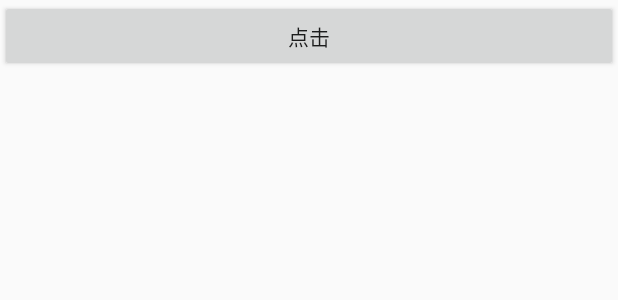
After one commit to jara0705/Retrofit_Rxjava_OKHttp_Demo, an Android app: the layout activity_rx_java2.xml on its own in the app's theme, with its tools: preview values and no code run, on a phone screen of 412 x 824 dp. The commit adds this screen. Shown: the top 300 px of the screen. Run offline under Robolectric (Android 15) with nearby library versions, the phone set to English and light mode, and no system bars.

Commit message:
增加Rxjava2支持

```diff
--- a/app/src/main/AndroidManifest.xml
+++ b/app/src/main/AndroidManifest.xml
@@ -18,9 +18,9 @@
                 <category android:name="android.intent.category.LAUNCHER"/>
             </intent-filter>
         </activity>
-
         <activity android:name=".OkHttpActivity">
-
+        </activity>
+        <activity android:name=".RxJava2Activity">
         </activity>
     </application>
 
--- a/app/src/main/java/com/jara/retrofit_rxjava_okhttp_demo/OkHttpActivity.java
+++ b/app/src/main/java/com/jara/retrofit_rxjava_okhttp_demo/OkHttpActivity.java
@@ -59,7 +59,7 @@ public class OkHttpActivity extends AppCompatActivity {
                         InputStream is = responseBody.byteStream();
                         Bitmap bitmap = BitmapFactory.decodeStream(is);
                         ByteArrayOutputStream baos = new ByteArrayOutputStream();
-                        bitmap.compress(Bitmap.CompressFormat.PNG, 100, baos);
+                        bitmap.compress(Bitmap.CompressFormat.WEBP, 100, baos);
                         Glide.with(OkHttpActivity.this).load(baos.toByteArray()).into(imageView);
                         try {
                             responseBody.close();
--- /dev/null
+++ b/app/src/main/res/layout/activity_rx_java2.xml
@@ -0,0 +1,15 @@
+<?xml version="1.0" encoding="utf-8"?>
+<LinearLayout
+        xmlns:android="http://schemas.android.com/apk/res/android"
+        xmlns:tools="http://schemas.android.com/tools"
+        android:layout_width="match_parent"
+        android:layout_height="match_parent"
+        tools:context="com.jara.retrofit_rxjava_okhttp_demo.RxJava2Activity">
+
+    <Button
+            android:id="@+id/button"
+            android:text="点击"
+            android:layout_width="match_parent"
+            android:layout_height="wrap_content"/>
+
+</LinearLayout>
```
Also changed, not shown: app/build.gradle (+6 -1 lines), app/src/main/java/com/jara/retrofit_rxjava_okhttp_demo/MainActivity.java (+11 -0 lines), app/src/main/java/com/jara/retrofit_rxjava_okhttp_demo/RxJava2Activity.java (added, +45 -0 lines), app/src/main/java/com/jara/retrofit_rxjava_okhttp_demo/okhttp/OkHttpDemoUtil.java (+52 -16 lines), app/src/main/java/com/jara/retrofit_rxjava_okhttp_demo/rxjava/RxJavaDemo.java (added, +56 -0 lines), app/src/main/res/layout/activity_main.xml (+6 -5 lines).
